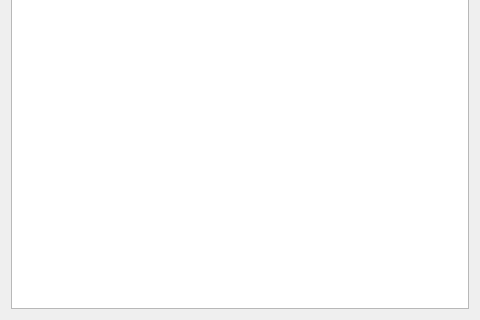
Above: all_payments.ui from brianbrix/self_help_group before the change; both pictures show x 0 to 480 and y 320 to 640 of the 480 by 640 pixel window. Below: the same form after it.
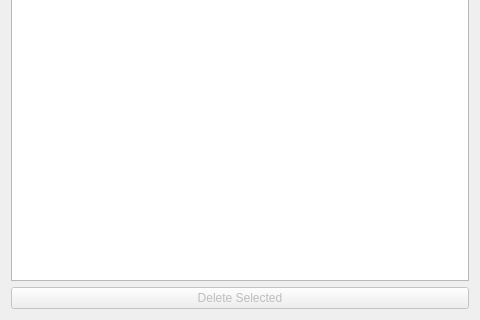
That is the form after the change.

Commit message: Refactor(core): Add Payment Delete Functionality

Patch:
```diff
--- a/all_payments.ui
+++ b/all_payments.ui
@@ -24,6 +24,16 @@
    <item row="1" column="0">
     <widget class="QTableView" name="all_payments_view"/>
    </item>
+   <item row="2" column="0">
+    <widget class="QPushButton" name="delete_selected_button">
+     <property name="enabled">
+      <bool>false</bool>
+     </property>
+     <property name="text">
+      <string>Delete Selected</string>
+     </property>
+    </widget>
+   </item>
   </layout>
  </widget>
  <resources/>
```
The commit also changes 13 other files.
